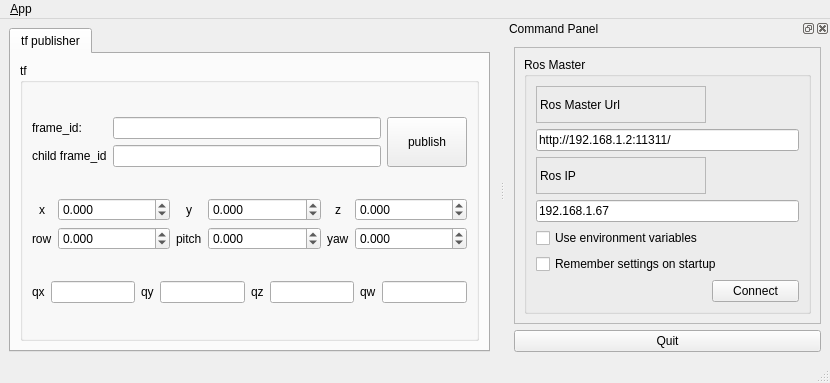
First picture: the form in ui/main_window.ui, repository Zhang-Hongda/transform_publisher, before the edit.
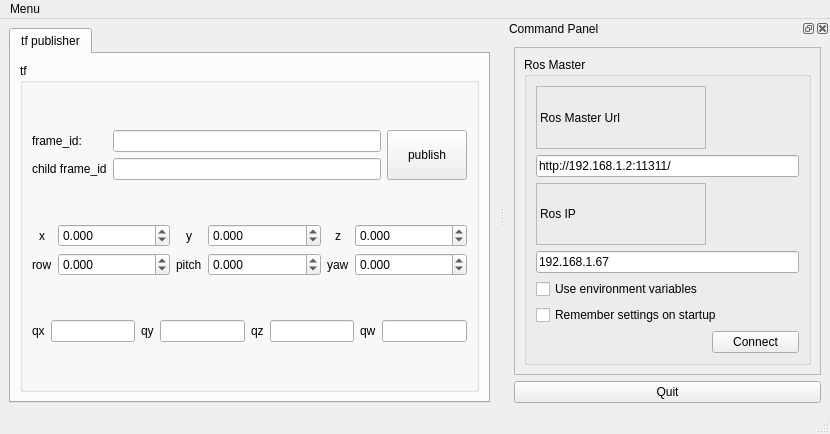
Second picture: the form after the edit. Icons and pictures are not drawn.

```diff
--- a/ui/main_window.ui
+++ b/ui/main_window.ui
@@ -7,7 +7,7 @@
     <x>0</x>
     <y>0</y>
     <width>830</width>
-    <height>383</height>
+    <height>434</height>
    </rect>
   </property>
   <property name="sizePolicy">
@@ -373,12 +373,12 @@
      <x>0</x>
      <y>0</y>
      <width>830</width>
-     <height>23</height>
+     <height>31</height>
     </rect>
    </property>
    <widget class="QMenu" name="menu_File">
     <property name="title">
-     <string>&amp;App</string>
+     <string>Menu</string>
     </property>
     <addaction name="action_Preferences"/>
     <addaction name="separator"/>
@@ -400,7 +400,7 @@
    <property name="minimumSize">
     <size>
      <width>325</width>
-     <height>337</height>
+     <height>375</height>
     </size>
    </property>
    <property name="allowedAreas">
```
Left out of the diff: 3 changed lines with no effect on the pictures.
